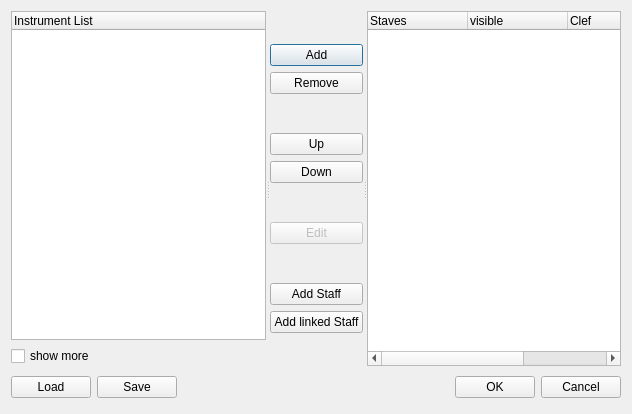
First picture: the form in mscore/mscore/instrdialog.ui, repository musescore/musescore-old, before the edit.
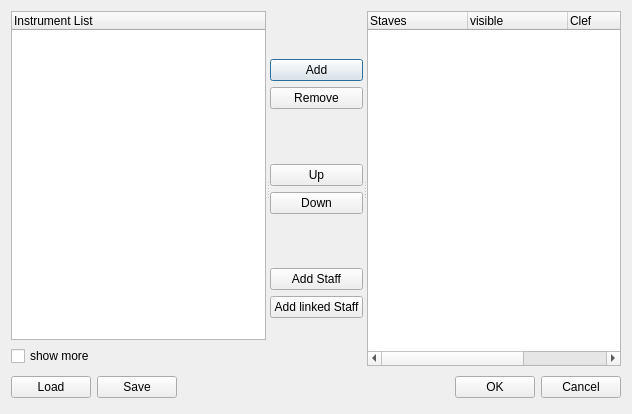
Second picture: the form after the edit.

```diff
--- a/mscore/mscore/instrdialog.ui
+++ b/mscore/mscore/instrdialog.ui
@@ -22,7 +22,7 @@
      <property name="childrenCollapsible">
       <bool>false</bool>
      </property>
-     <widget class="QWidget" name="">
+     <widget class="QWidget" name="layoutWidget">
       <layout class="QVBoxLayout" name="verticalLayout">
        <item>
         <widget class="QTreeWidget" name="instrumentList">
@@ -54,7 +54,7 @@
        </item>
       </layout>
      </widget>
-     <widget class="QWidget" name="">
+     <widget class="QWidget" name="layoutWidget">
       <layout class="QVBoxLayout">
        <property name="spacing">
         <number>6</number>
@@ -153,35 +153,6 @@
          </property>
         </spacer>
        </item>
-       <item>
-        <widget class="QPushButton" name="editButton">
-         <property name="enabled">
-          <bool>false</bool>
-         </property>
-         <property name="sizePolicy">
-          <sizepolicy hsizetype="Minimum" vsizetype="Fixed">
-           <horstretch>0</horstretch>
-           <verstretch>0</verstretch>
-          </sizepolicy>
-         </property>
-         <property name="text">
-          <string>Edit</string>
-         </property>
-        </widget>
-       </item>
-       <item>
-        <spacer>
-         <property name="orientation">
-          <enum>Qt::Vertical</enum>
-         </property>
-         <property name="sizeHint" stdset="0">
-          <size>
-           <width>20</width>
-           <height>40</height>
-          </size>
-         </property>
-        </spacer>
-       </item>
        <item>
         <widget class="QPushButton" name="belowButton">
          <property name="sizePolicy">
```
